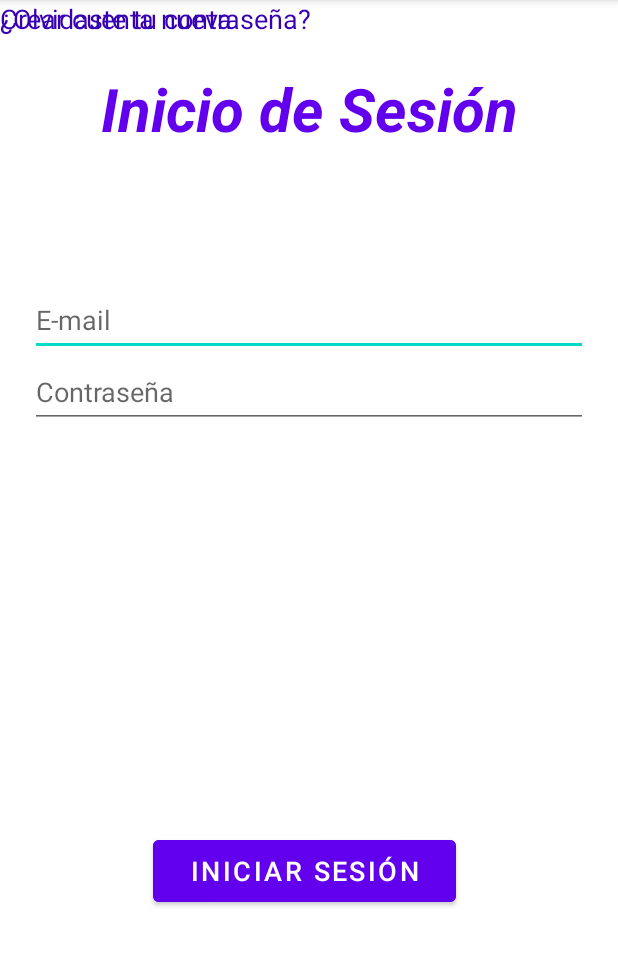
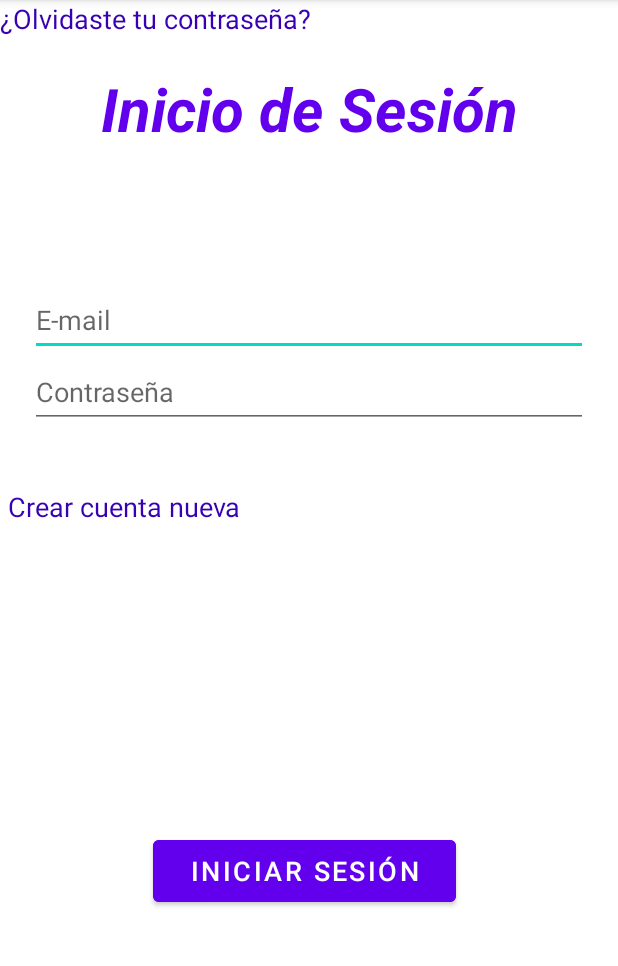
Before and after one commit to LuisRosales-0/ProyectoFinal-IDM, an Android app: the Autentificacion screen opened directly, with no data from a screen before it, on a phone screen of 412 x 824 dp, the part 84-1050 px from its top. Run offline under Robolectric (Android 15) with nearby library versions, the phone set to English and light mode, and no system bars; our stand-ins replace Firebase (no records; nobody signed in at launch, a user with empty details on screens opened directly).

Commit message:
Version1.2

```diff
--- a/app/src/main/java/com/example/proyectomc_dispmov/Autentificacion.kt
+++ b/app/src/main/java/com/example/proyectomc_dispmov/Autentificacion.kt
@@ -1,14 +1,12 @@
 package com.example.proyectomc_dispmov
 
-import android.app.AlertDialog
+
 import android.content.Intent
 import androidx.appcompat.app.AppCompatActivity
 import android.os.Bundle
 import android.util.Log
 import android.widget.Toast
 import com.example.proyectomc_dispmov.databinding.ActivityAutentificacionBinding
-import com.google.firebase.auth.ktx.FirebaseAuthKtxRegistrar
-import kotlinx.android.synthetic.main.activity_registro.*
 import com.google.firebase.auth.FirebaseAuth;
 import com.google.firebase.auth.ktx.auth
 import com.google.firebase.ktx.Firebase
@@ -42,8 +40,11 @@ class Autentificacion : AppCompatActivity() {
                 }
             }
         }
+        binding.crearcuenta.setOnClickListener {
+            val intent  = Intent(this, Registro::class.java)
+            startActivity(intent)
+        }
     }
-
     private fun InicioSesion(email : String, password : String) {
         auth.signInWithEmailAndPassword(email, password)
             .addOnCompleteListener(this) { task ->
--- a/app/src/main/res/layout/activity_autentificacion.xml
+++ b/app/src/main/res/layout/activity_autentificacion.xml
@@ -22,6 +22,7 @@
         app:layout_constraintVertical_bias="0.0" />
 
     <LinearLayout
+        android:id="@+id/linearLayout"
         android:layout_width="0dp"
         android:layout_height="wrap_content"
         android:layout_marginStart="20dp"
@@ -81,10 +82,15 @@
         android:id="@+id/crearcuenta"
         android:layout_width="wrap_content"
         android:layout_height="wrap_content"
+        android:layout_marginStart="5dp"
+        android:layout_marginTop="40dp"
+        android:clickable="true"
         android:text="Crear cuenta nueva"
         android:textColor="?android:attr/statusBarColor"
         android:textSize="18sp"
-        tools:layout_editor_absoluteX="16dp"
-        tools:layout_editor_absoluteY="445dp" />
+        app:layout_constraintEnd_toEndOf="parent"
+        app:layout_constraintHorizontal_bias="0.0"
+        app:layout_constraintStart_toStartOf="parent"
+        app:layout_constraintTop_toBottomOf="@+id/linearLayout" />
 
 </androidx.constraintlayout.widget.ConstraintLayout>
--- a/build.gradle
+++ b/build.gradle
@@ -1,6 +1,7 @@
 // Top-level build file where you can add configuration options common to all sub-projects/modules.
 buildscript {
     repositories {
+        mavenLocal()
         google()
         mavenCentral()
     }
@@ -14,9 +15,10 @@ buildscript {
 }
 allprojects {
     repositories {
+        mavenLocal()
         google()
-        jcenter()
-        maven { url 'https://jitpack.io' }
+        mavenCentral()
+
     }
 }
 task clean(type: Delete) {
```
Also changed, not shown: app/build.gradle (+4 -5 lines), app/src/main/java/com/example/proyectomc_dispmov/Registro.kt (+35 -23 lines), app/src/main/res/layout/activity_registro.xml (+9 -0 lines).
